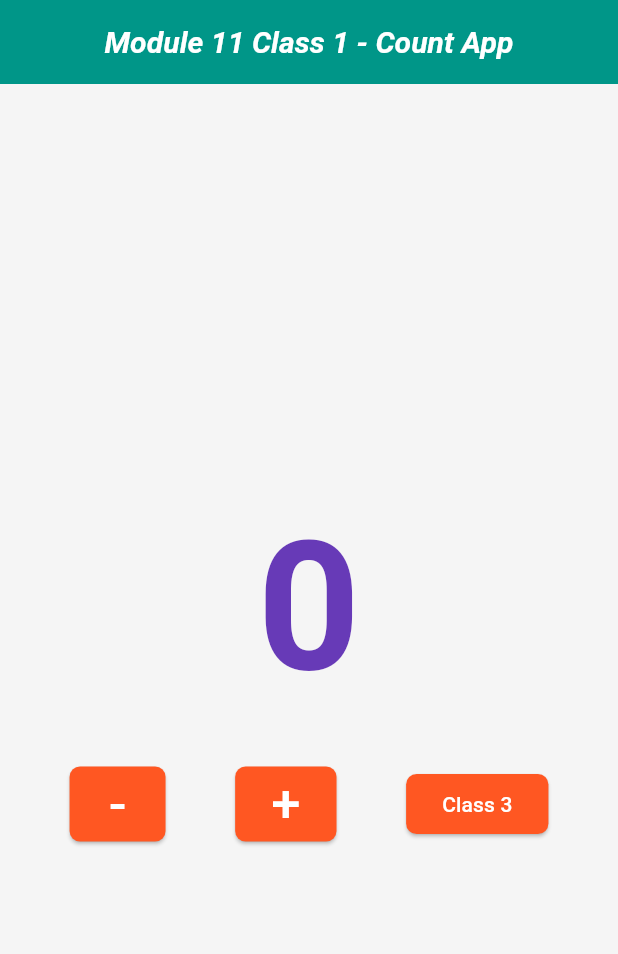
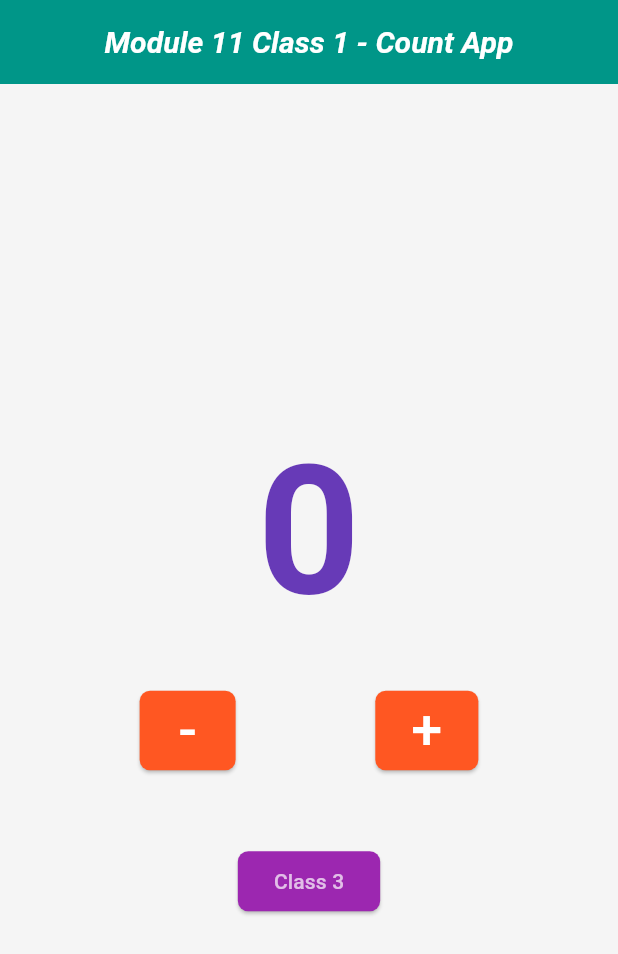
Before and after one commit to Shamsul-Abir/flutter_first_project, a Flutter app: the screen it shows after launch, on a phone screen of 412 x 824 dp. Shown: the top 954 px of the screen. Run offline on Flutter 3.47's test engine with Material 3 defaults, Android fonts, the phone set to English and light mode, and no system bars.

Commit message:
counter_app.dart

```diff
--- a/lib/Module_11/module_11_class_1/counter_app.dart
+++ b/lib/Module_11/module_11_class_1/counter_app.dart
@@ -82,7 +82,7 @@ class _CounterAppState extends State<CounterApp> {
                     print(number);
                   });
                 },
-                child: Text('-', style: TextStyle(fontSize: 35)),
+                child: Text('-', style: TextStyle(fontSize: 37)),
               ),
               // Spacer(),  //this will take as much space as possible betweem 2 buttons
               ElevatedButton(
@@ -92,19 +92,26 @@ class _CounterAppState extends State<CounterApp> {
                     print(number);
                   });
                 },
-                child: Text('+', style: TextStyle(fontSize: 35)),
+                child: Text('+', style: TextStyle(fontSize: 37)),
               ),
-              ElevatedButton(onPressed: (){
-                // Navigator.push(context, MaterialPageRoute(builder: (context)=>module9class3()));
 
-                //to show dispose & deactivate, this will not go back and if you use back button
-                //this will directly cuts the program
-                //and to run this method you have to use pushReplacement
-                Navigator.pushReplacement(context, MaterialPageRoute(builder: (context)=>module9class3()));
+            ],
 
-              }, child: Text('Class 3'))
-            ],
           ),
+          SizedBox(height: 50,),
+          ElevatedButton(onPressed: (){
+            // Navigator.push(context, MaterialPageRoute(builder: (context)=>module9class3()));
+
+            //to show dispose & deactivate, this will not go back and if you use back button
+            //this will directly cuts the program
+            //and to run this method you have to use pushReplacement
+            Navigator.pushReplacement(context, MaterialPageRoute(builder: (context)=>module9class3()));
+
+          },style: ElevatedButton.styleFrom( //this button background color changed
+            backgroundColor: Colors.purple
+          ), child: Text('Class 3',style: TextStyle(
+              color: Colors.white70
+          )))
         ],
       ),
     );
--- a/lib/app.dart
+++ b/lib/app.dart
@@ -86,7 +86,7 @@ class MyApp extends StatelessWidget {
         '/module_9_class_3': (context) => module9class3(),
         '/module_9_class_2': (context) => module_9_class_2(),
         '/counter_app': (context) => CounterApp(),
-
+        '/login_app': (context) => module8class1()
       },
       //this will go to TravelHomeScreen page by using '/' this sign
 
```
